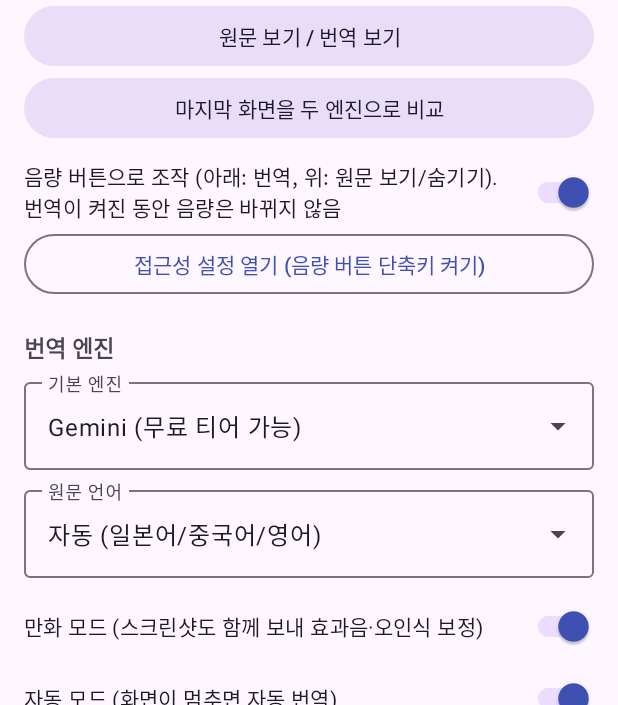
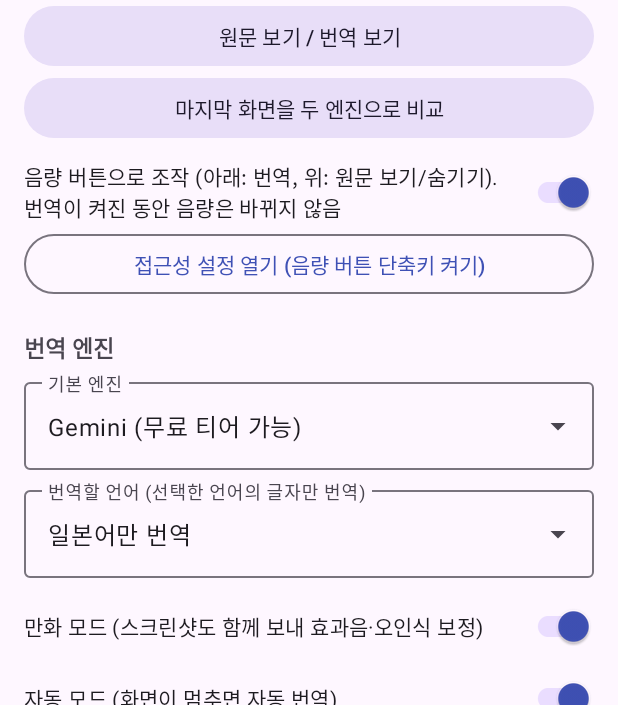
Before and after one commit to yeolmoolover/Portfolio_1, an Android app: the screen it shows after launch (MainActivity), on a phone screen of 412 x 824 dp, the part 531-1236 px from its top. Run offline under Robolectric (Android 15) with nearby library versions, the phone set to English and light mode, and no system bars.

Commit message:
Explicit source language only (ja/zh/en); translate only blocks in that script
Co-Authored-By: Claude Fable 5.1 <noreply@anthropic.com>
Claude-Session: https://claude.ai/code/session_01McFbrXtjXuTWAVFjU1evmi

```diff
--- a/ScreenTranslator/app/src/main/java/com/portfolio/screentranslator/Prefs.kt
+++ b/ScreenTranslator/app/src/main/java/com/portfolio/screentranslator/Prefs.kt
@@ -38,9 +38,9 @@ class Prefs(context: Context) {
         get() = sp.getString("claude_model", "claude-haiku-5-5") ?: "claude-haiku-5-5"
         set(v) = sp.edit().putString("claude_model", v.trim()).apply()
 
-    /** auto | ja | zh | en */
+    /** ja | zh | en - only text in this script is translated. */
     var sourceLang: String
-        get() = sp.getString("source_lang", "auto") ?: "auto"
+        get() = (sp.getString("source_lang", "ja") ?: "ja").let { if (it == "auto") "ja" else it }
         set(v) = sp.edit().putString("source_lang", v).apply()
 
     var comicMode: Boolean
--- a/ScreenTranslator/app/src/main/res/values/arrays.xml
+++ b/ScreenTranslator/app/src/main/res/values/arrays.xml
@@ -10,13 +10,11 @@
         <item>mlkit</item>
     </string-array>
     <string-array name="source_langs">
-        <item>자동 (일본어/중국어/영어)</item>
-        <item>일본어</item>
-        <item>중국어</item>
-        <item>영어</item>
+        <item>일본어만 번역</item>
+        <item>중국어만 번역</item>
+        <item>영어만 번역</item>
     </string-array>
     <string-array name="source_lang_values">
-        <item>auto</item>
         <item>ja</item>
         <item>zh</item>
         <item>en</item>
--- a/ScreenTranslator/app/src/main/res/values/strings.xml
+++ b/ScreenTranslator/app/src/main/res/values/strings.xml
@@ -14,7 +14,7 @@
     <string name="gemini_model">Gemini 모델 ID</string>
     <string name="gemma_model">Gemma 모델 ID (Gemini 한도 초과 시)</string>
     <string name="claude_model">Claude 모델 ID</string>
-    <string name="source_lang">원문 언어</string>
+    <string name="source_lang">번역할 언어 (선택한 언어의 글자만 번역)</string>
     <string name="comic_mode">만화 모드 (스크린샷도 함께 보내 효과음·오인식 보정)</string>
     <string name="auto_mode">자동 모드 (화면이 멈추면 자동 번역)</string>
     <string name="opacity">번역 배경 불투명도 (80% 초과 시 번역 상자 위를 누르는 터치는 차단됨)</string>
```
Also changed, not shown: ScreenTranslator/app/src/main/java/com/portfolio/screentranslator/ocr/OcrEngine.kt (+25 -2 lines), 1 other file.
